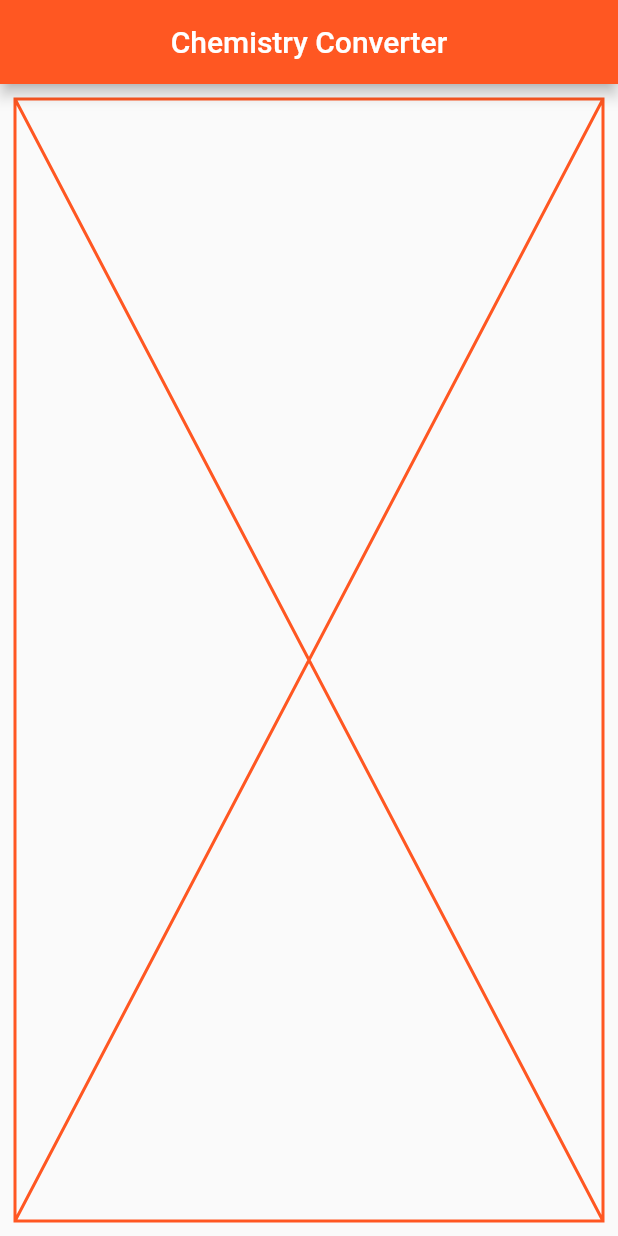
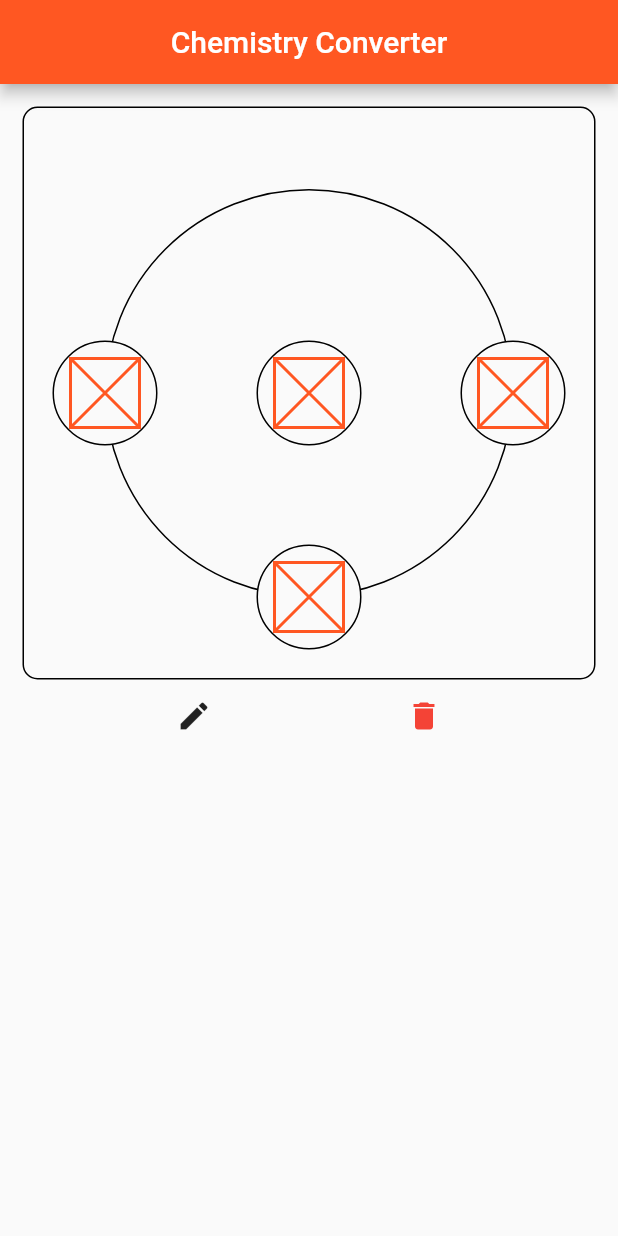
Before and after one commit to Lasslos/chemistry_converter, a Flutter app: the screen it shows after launch, on a phone screen of 412 x 824 dp. Run offline on Flutter 3.47's test engine with Material 2 defaults, Android fonts, the phone set to English and light mode, and no system bars; missing offline and left inert: graph_collection, periodic_table.

```diff
--- /dev/null
+++ b/lib/home_page.dart
@@ -0,0 +1,65 @@
+import 'package:flutter/material.dart';
+import 'package:periodic_table/periodic_table.dart';
+
+import 'matter_old.dart';
+import 'matter_display_widget.dart';
+
+class HomePage extends StatelessWidget {
+  HomePage({final Key? key}) : super(key: key);
+  final GlobalKey<MatterDisplayerWidgetState> matterDisplayerKey = GlobalKey();
+
+  @override
+  Widget build(final BuildContext context) => Scaffold(
+        appBar: AppBar(
+          centerTitle: true,
+          title: const Text('Chemistry Converter'),
+        ),
+        body: ListView(
+          children: [
+            Container(
+              margin: const EdgeInsets.all(15).copyWith(bottom: 0),
+              child: AspectRatio(
+                aspectRatio: 1,
+                child: Stack(
+                  alignment: Alignment.topCenter,
+                  children: [
+                    Container(
+                      decoration: BoxDecoration(
+                        border: Border.all(),
+                        borderRadius: BorderRadius.circular(10),
+                      ),
+                    ),
+                    Container(
+                      padding: const EdgeInsets.all(20),
+                      child: MatterDisplayerWidget(key: matterDisplayerKey),
+                    ),
+                  ],
+                ),
+              ),
+            ),
+            Row(
+              mainAxisAlignment: MainAxisAlignment.spaceEvenly,
+              children: [
+                IconButton(
+                  onPressed: () {
+                    matterDisplayerKey.currentState?.matter = Matter(formula: [
+                      periodicTable.first,
+                      periodicTable.first,
+                      periodicTable
+                          .firstWhere((final element) => element.symbol == 'O')
+                    ]);
+                  }, // TODO: Implement onPressed
+                  icon: const Icon(Icons.edit),
+                ),
+                IconButton(
+                  onPressed: () {
+                    matterDisplayerKey.currentState?.matter = null;
+                  }, //TODO
+                  icon: const Icon(Icons.delete, color: Colors.red),
+                ),
+              ],
+            ),
+          ],
+        ),
+      );
+}
--- a/lib/main.dart
+++ b/lib/main.dart
@@ -1,14 +1,16 @@
 import 'package:flutter/material.dart';
+
+import 'home_page.dart';
 
 void main() {
   runApp(const MyApp());
 }
 
 class MyApp extends StatelessWidget {
-  const MyApp({Key? key}) : super(key: key);
+  const MyApp({final Key? key}) : super(key: key);
 
   @override
-  Widget build(BuildContext context) => MaterialApp(
+  Widget build(final BuildContext context) => MaterialApp(
         theme: ThemeData(
           brightness: Brightness.light,
           primarySwatch: Colors.deepOrange,
@@ -17,25 +19,6 @@ class MyApp extends StatelessWidget {
           brightness: Brightness.dark,
           primarySwatch: Colors.deepOrange,
         ),
-    themeMode: ThemeMode.system,
-    home: const HomePage(),
+        home: HomePage(),
       );
 }
-
-class HomePage extends StatelessWidget {
-  const HomePage({Key? key}) : super(key: key);
-
-  @override
-  Widget build(BuildContext context) => Scaffold(
-    appBar: AppBar(
-      centerTitle: true,
-      title: const Text('Chemistry Converter'),
-    ),
-    body: const Padding(
-      padding: EdgeInsets.all(10),
-      child: Placeholder(
-        color: Colors.deepOrange,
-      ),
-    ),
-  );
-}
--- /dev/null
+++ b/lib/matter_display_widget.dart
@@ -0,0 +1,75 @@
+import 'package:flutter/material.dart';
+
+import 'matter_old.dart';
+
+class MatterDisplayerWidget extends StatefulWidget {
+  const MatterDisplayerWidget({final Key? key}) : super(key: key);
+
+  @override
+  MatterDisplayerWidgetState createState() => MatterDisplayerWidgetState();
+}
+
+class MatterDisplayerWidgetState extends State<MatterDisplayerWidget> {
+  Matter? _matter;
+
+  @override
+  Widget build(final BuildContext context) {
+    return AspectRatio(
+      aspectRatio: 1,
+      child: Stack(
+        alignment: Alignment.center,
+        children: [
+          Container(
+            margin: const EdgeInsets.all(35),
+            decoration: BoxDecoration(
+              border: Border.all(),
+              shape: BoxShape.circle,
+            ),
+          ),
+          const Align(
+            child: MatterElementDisplayWidget(), //TODO: moles
+          ),
+          const Align(
+            alignment: Alignment.centerLeft,
+            child: MatterElementDisplayWidget(), //TODO: Number of atoms
+          ),
+          const Align(
+            alignment: Alignment.centerRight,
+            child: MatterElementDisplayWidget(), //TODO: grams
+          ),
+          const Align(
+            alignment: Alignment.bottomCenter,
+            child: MatterElementDisplayWidget(), //TODO: Liters
+          ),
+        ],
+      ),
+    );
+  }
+
+  set matter(final Matter? matter) {
+    setState(() {
+      _matter = matter;
+    });
+  }
+
+  Matter? get matter => _matter;
+}
+
+class MatterElementDisplayWidget extends StatelessWidget {
+  const MatterElementDisplayWidget({final Key? key}) : super(key: key);
+
+  @override
+  Widget build(final BuildContext context) {
+    return Container(
+      height: 70,
+      width: 70,
+      decoration: BoxDecoration(
+        color: Theme.of(context).scaffoldBackgroundColor,
+        border: Border.all(),
+        shape: BoxShape.circle,
+      ),
+      padding: const EdgeInsets.all(11),
+      child: const Placeholder(color: Colors.deepOrange),
+    );
+  }
+}
--- a/pubspec.yaml
+++ b/pubspec.yaml
@@ -11,11 +11,10 @@ environment:
 dependencies:
   flutter:
     sdk: flutter
+  graphs: ^2.1.0
+  graph_collection: ^2.0.0
   periodic_table: ^0.2.0
-  graph_collection: ^1.1.2
 dev_dependencies:
-  flutter_test:
-    sdk: flutter
   flutter_lints: ^1.0.0
 
 flutter:
```
Also changed, not shown: analysis_options.yaml (+58 -25 lines), lib/matter.dart (+67 -9 lines), lib/matter_old.dart (added, +190 -0 lines), pubspec.lock. Lines whose indentation alone changed are shown as unchanged.
